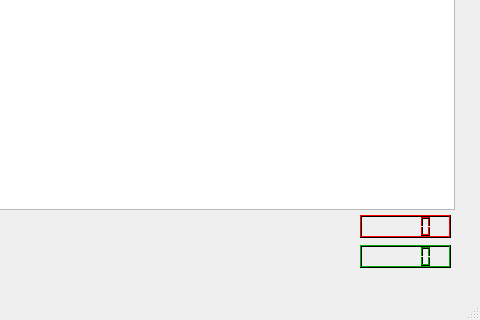
Above: Game/ui/mainwindow.ui from jaakkosd/OhjelmoinninTekniikatProjekti before the change; both pictures show x 270 to 750 and y 215 to 535 of the 750 by 535 pixel window. Below: the same form after it.
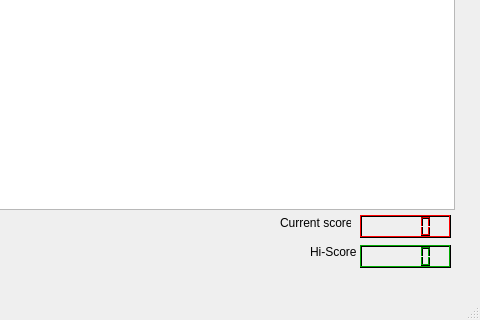
That is the form after the change.

```diff
--- a/Game/ui/mainwindow.ui
+++ b/Game/ui/mainwindow.ui
@@ -511,6 +511,32 @@
      </palette>
     </property>
    </widget>
+   <widget class="QLabel" name="label">
+    <property name="geometry">
+     <rect>
+      <x>580</x>
+      <y>460</y>
+      <width>47</width>
+      <height>13</height>
+     </rect>
+    </property>
+    <property name="text">
+     <string>Hi-Score</string>
+    </property>
+   </widget>
+   <widget class="QLabel" name="label_2">
+    <property name="geometry">
+     <rect>
+      <x>550</x>
+      <y>430</y>
+      <width>71</width>
+      <height>16</height>
+     </rect>
+    </property>
+    <property name="text">
+     <string>Current score</string>
+    </property>
+   </widget>
   </widget>
   <widget class="QMenuBar" name="menubar">
    <property name="geometry">
```
